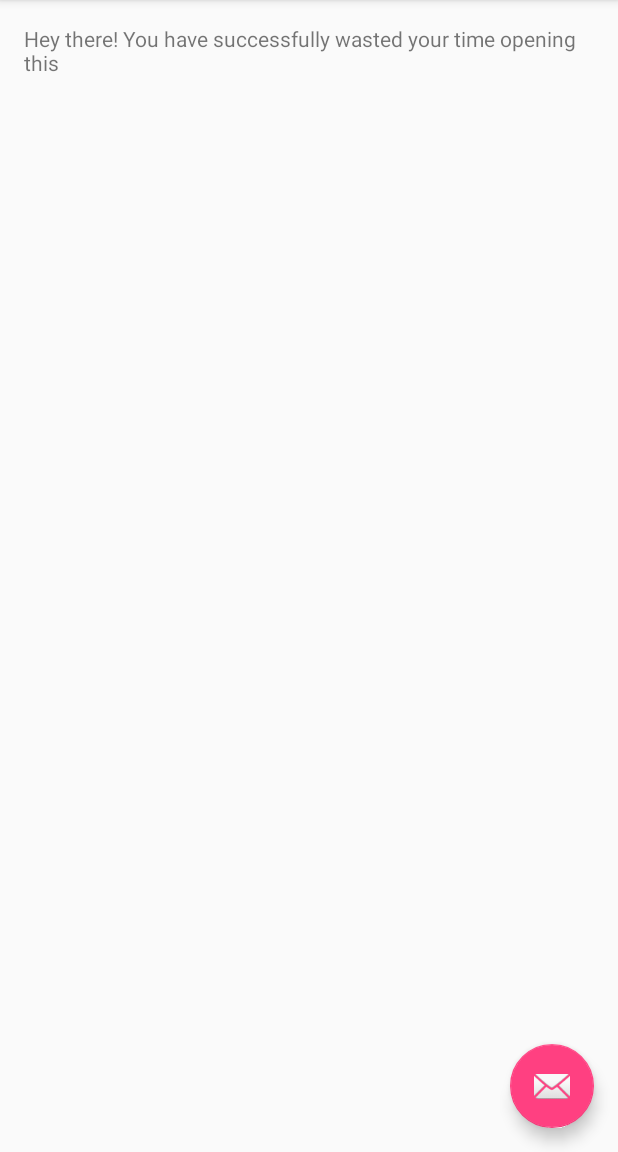
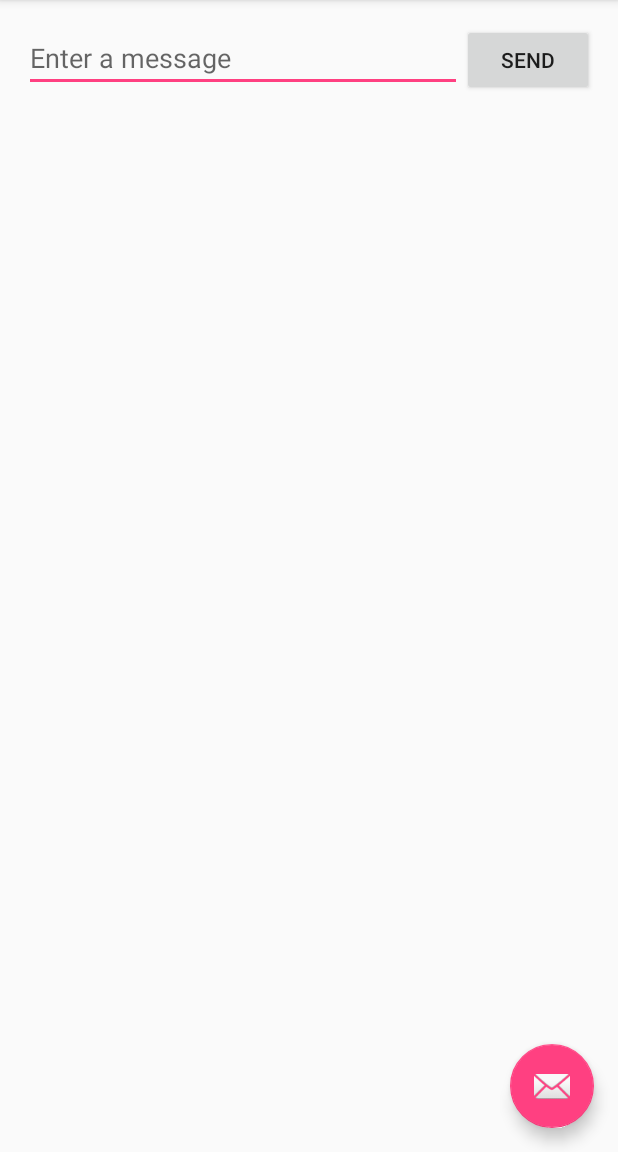
Before and after one commit to beniwalsac/sample_intro, an Android app: the screen it shows after launch (MyActivity), on a phone screen of 412 x 824 dp, the part 84-1236 px from its top. Run offline under Robolectric (Android 15) with nearby library versions, the phone set to English and light mode, and no system bars.

Commit message:
Some more changes

```diff
--- a/app/src/main/res/layout/content_my.xml
+++ b/app/src/main/res/layout/content_my.xml
@@ -1,7 +1,8 @@
 <?xml version="1.0" encoding="utf-8"?>
-<RelativeLayout xmlns:android="http://schemas.android.com/apk/res/android"
+<LinearLayout xmlns:android="http://schemas.android.com/apk/res/android"
     xmlns:app="http://schemas.android.com/apk/res-auto"
     xmlns:tools="http://schemas.android.com/tools"
+    android:orientation="horizontal"
     android:layout_width="match_parent"
     android:layout_height="match_parent"
     android:paddingBottom="@dimen/activity_vertical_margin"
@@ -12,8 +13,17 @@
     tools:context="aurora.myfirstapp.MyActivity"
     tools:showIn="@layout/activity_my">
 
-    <TextView
+    <EditText
+        android:id="@+id/edit_message"
+        android:layout_weight="1"
+        android:layout_width="0dp"
+        android:layout_height="wrap_content"
+        android:hint="@string/edit_message"/>
+
+    <Button
         android:layout_width="wrap_content"
         android:layout_height="wrap_content"
-        android:text="Hey there! You have successfully wasted your time opening this" />
-</RelativeLayout>
+        android:text="@string/button_send"
+        android:onClick="sendMessage"/>
+
+</LinearLayout>
--- a/app/src/main/res/values/strings.xml
+++ b/app/src/main/res/values/strings.xml
@@ -1,4 +1,7 @@
 <resources>
     <string name="app_name">My First App</string>
     <string name="action_settings">Settings</string>
+    <string name="edit_message">Enter a message</string>
+    <string name="button_send">Send</string>
+    <string name="title_activity_display_message">MyMessage</string>
 </resources>
```
Also changed, not shown: app/src/main/AndroidManifest.xml (+9 -0 lines), app/src/main/java/aurora/myfirstapp/DisplayMessageActivity.java (added, +42 -0 lines), app/src/main/java/aurora/myfirstapp/MyActivity.java (+12 -0 lines), app/src/main/res/layout/activity_display_message.xml (added, +34 -0 lines), app/src/main/res/layout/content_display_message.xml (added, +16 -0 lines), 32 other files.
